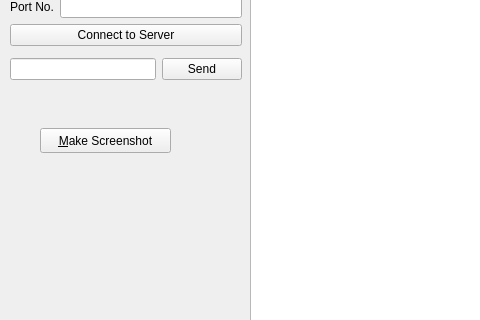
Qt form CLIENT-GUI/mainwindow.ui (Chuvak28/OS) before a commit; both pictures show x 0 to 480 and y 92 to 412 of the 959 by 560 pixel window.
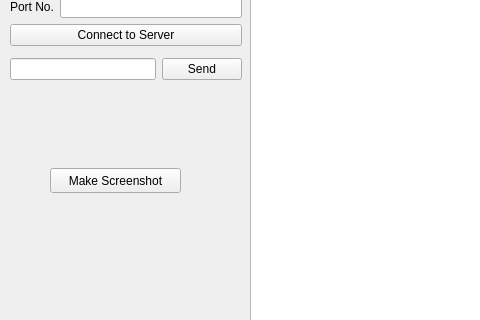
The same form after that commit.

The edit to the form file:
```diff
--- a/CLIENT-GUI/mainwindow.ui
+++ b/CLIENT-GUI/mainwindow.ui
@@ -110,14 +110,14 @@
    <widget class="QPushButton" name="pushButton_ScreenShot">
     <property name="geometry">
      <rect>
-      <x>40</x>
-      <y>220</y>
+      <x>50</x>
+      <y>260</y>
       <width>131</width>
       <height>25</height>
      </rect>
     </property>
     <property name="text">
-     <string>&amp;Make Screenshot</string>
+     <string>Make Screenshot</string>
     </property>
    </widget>
   </widget>
```
Left out of the diff: 2 changed lines with no effect on the pictures.
